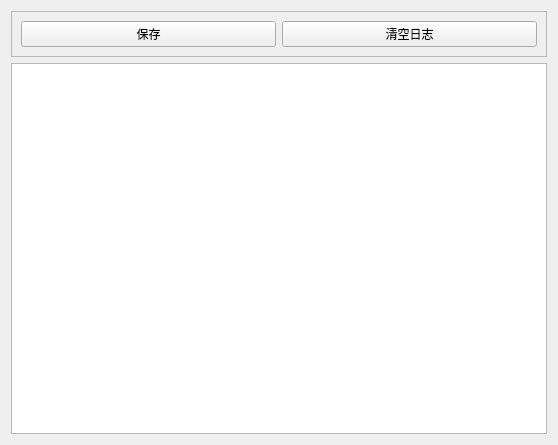
The window that designer/logCtrl.ui (SuFIND/BDOSuffering) describes before a commit, drawn with Qt 5.
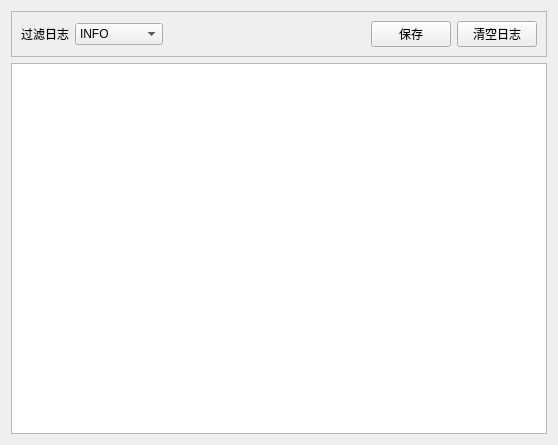
The same window after the commit.

Diff of the .ui file:
```diff
--- a/designer/logCtrl.ui
+++ b/designer/logCtrl.ui
@@ -18,6 +18,9 @@
     <layout class="QVBoxLayout" name="verticalLayout">
      <item>
       <widget class="QFrame" name="frame">
+       <property name="styleSheet">
+        <string notr="true">bord: none;</string>
+       </property>
        <property name="frameShape">
         <enum>QFrame::StyledPanel</enum>
        </property>
@@ -27,6 +30,56 @@
        <layout class="QHBoxLayout" name="horizontalLayout_2">
         <item>
          <layout class="QHBoxLayout" name="horizontalLayout">
+          <item>
+           <widget class="QLabel" name="logLevelLabel">
+            <property name="text">
+             <string>过滤日志</string>
+            </property>
+           </widget>
+          </item>
+          <item>
+           <widget class="QComboBox" name="LogLevelComboBox">
+            <property name="layoutDirection">
+             <enum>Qt::LeftToRight</enum>
+            </property>
+            <property name="currentIndex">
+             <number>0</number>
+            </property>
+            <item>
+             <property name="text">
+              <string>INFO</string>
+             </property>
+            </item>
+            <item>
+             <property name="text">
+              <string>ERROR</string>
+             </property>
+            </item>
+            <item>
+             <property name="text">
+              <string>WARNING</string>
+             </property>
+            </item>
+            <item>
+             <property name="text">
+              <string>DEBUG</string>
+             </property>
+            </item>
+           </widget>
+          </item>
+          <item>
+           <spacer name="horizontalSpacer">
+            <property name="orientation">
+             <enum>Qt::Horizontal</enum>
+            </property>
+            <property name="sizeHint" stdset="0">
+             <size>
+              <width>40</width>
+              <height>20</height>
+             </size>
+            </property>
+           </spacer>
+          </item>
           <item>
            <widget class="QPushButton" name="SaveLogButton">
             <property name="text">
```
Left out of the diff: 9 changed lines with no effect on the pictures.
